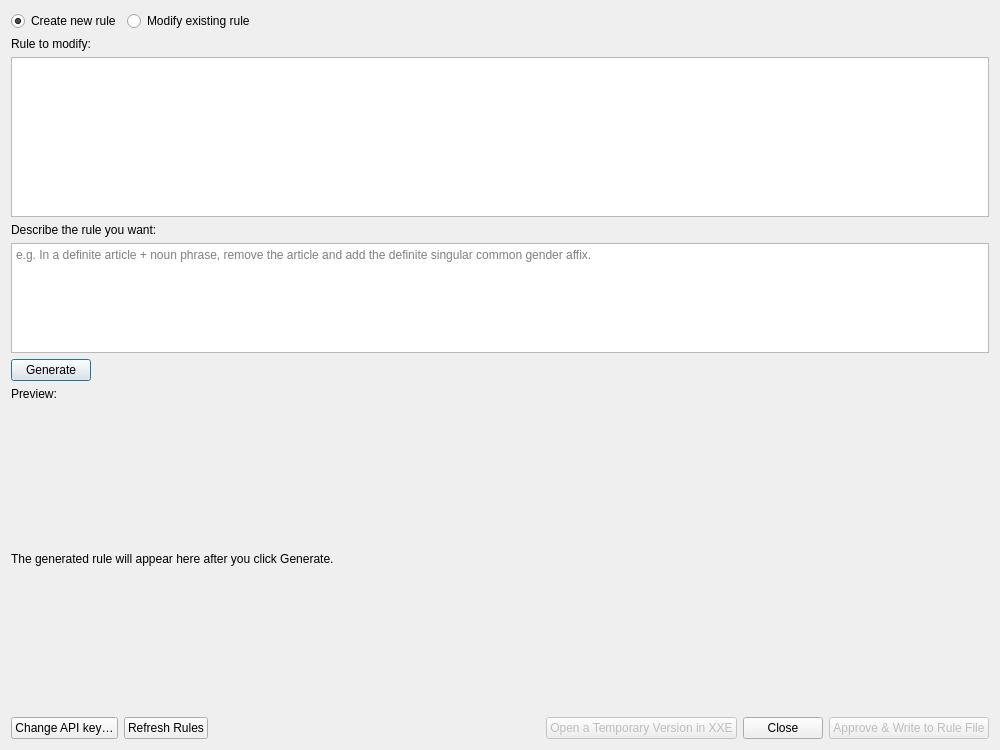
Old version of the form Dev/Lib/Windows/WorkOnRulesWithAIWindow.ui in the repository rmlockwood/FLExTrans.
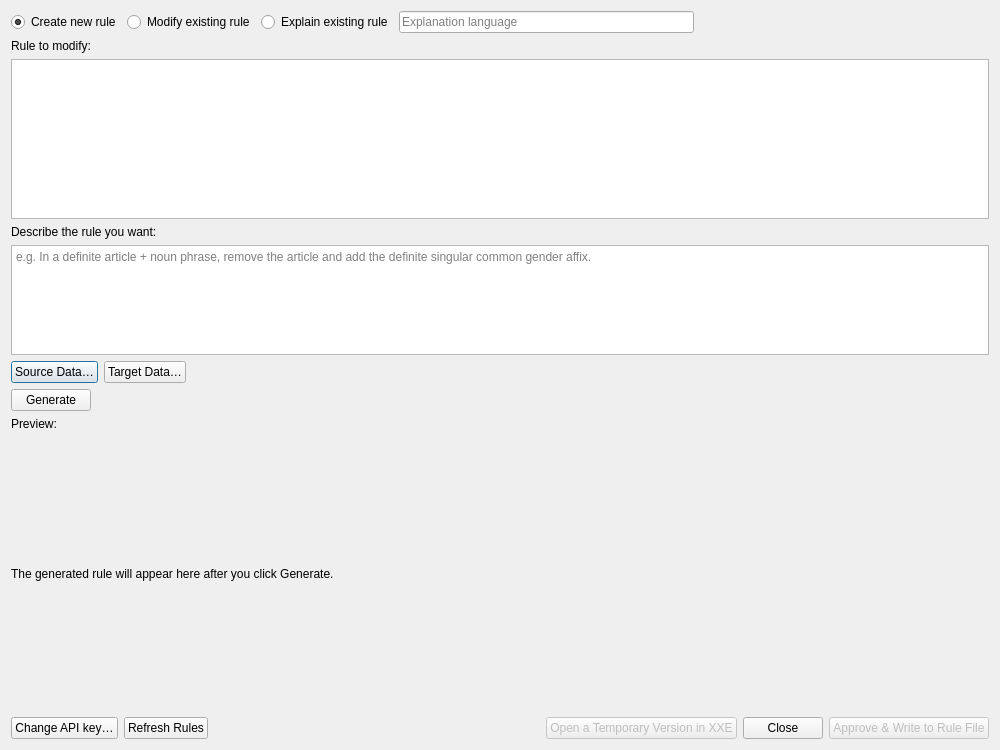
New version of the form.

Commit message: added explain mode

Patch:
```diff
--- a/Dev/Lib/Windows/WorkOnRulesWithAIWindow.ui
+++ b/Dev/Lib/Windows/WorkOnRulesWithAIWindow.ui
@@ -13,7 +13,7 @@
   <property name="windowTitle">
    <string>Work on Rules with AI</string>
   </property>
-  <layout class="QVBoxLayout" name="mainLayout" stretch="0,0,0,0,0,0,0,1,0">
+  <layout class="QVBoxLayout" name="mainLayout" stretch="0,0,0,0,0,0,0,0,1,0">
    <item>
     <layout class="QHBoxLayout" name="modeRow">
      <item>
@@ -39,6 +39,26 @@
        </attribute>
       </widget>
      </item>
+     <item>
+      <widget class="QRadioButton" name="explainRadio">
+       <property name="text">
+        <string>Explain existing rule</string>
+       </property>
+       <attribute name="buttonGroup">
+        <string notr="true">modeGroup</string>
+       </attribute>
+      </widget>
+     </item>
+     <item>
+      <widget class="QLineEdit" name="explainLangEdit">
+       <property name="toolTip">
+        <string>The language to write the explanation in (e.g. Spanish, Swahili). Leave blank to use the FLExTrans interface language.</string>
+       </property>
+       <property name="placeholderText">
+        <string>Explanation language</string>
+       </property>
+      </widget>
+     </item>
      <item>
       <spacer name="modeSpacer">
        <property name="orientation">
@@ -94,6 +114,43 @@
      </property>
     </widget>
    </item>
+   <item>
+    <layout class="QHBoxLayout" name="dataRow">
+     <item>
+      <widget class="QPushButton" name="sourceDataButton">
+       <property name="toolTip">
+        <string>Paste interlinearized source-language example data (tab-separated, e.g. copied from FLEx) to send to the AI with your request. A check mark shows when data has been given.</string>
+       </property>
+       <property name="text">
+        <string>Source Data…</string>
+       </property>
+      </widget>
+     </item>
+     <item>
+      <widget class="QPushButton" name="targetDataButton">
+       <property name="toolTip">
+        <string>Paste interlinearized target-language example data (tab-separated, e.g. copied from FLEx) to send to the AI with your request. A check mark shows when data has been given.</string>
+       </property>
+       <property name="text">
+        <string>Target Data…</string>
+       </property>
+      </widget>
+     </item>
+     <item>
+      <spacer name="dataSpacer">
+       <property name="orientation">
+        <enum>Qt::Orientation::Horizontal</enum>
+       </property>
+       <property name="sizeHint" stdset="0">
+        <size>
+         <width>40</width>
+         <height>20</height>
+        </size>
+       </property>
+      </spacer>
+     </item>
+    </layout>
+   </item>
    <item>
     <layout class="QHBoxLayout" name="genRow" stretch="0,1">
      <item>
```
The commit also changes 20 other files.
